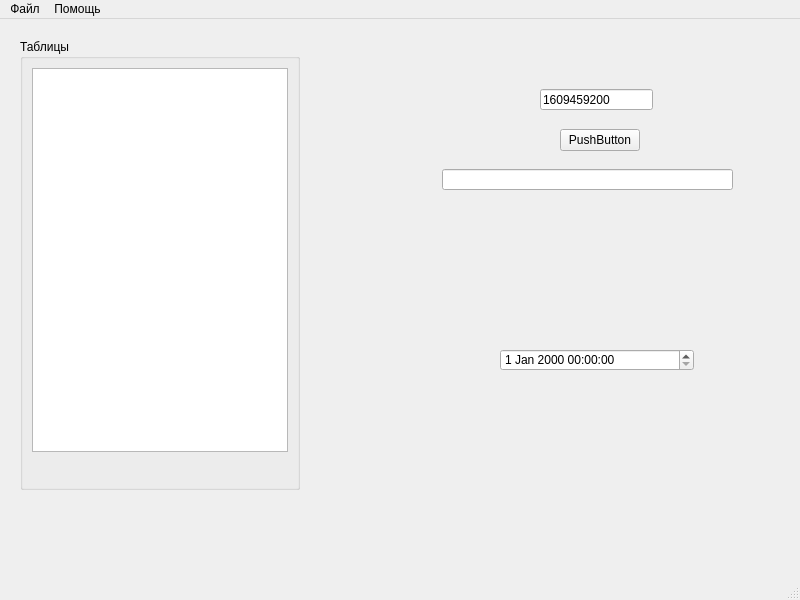
Above: MainWindow.ui from OwlProjects/D3Task_Goods before the change. Below: the same form after it.
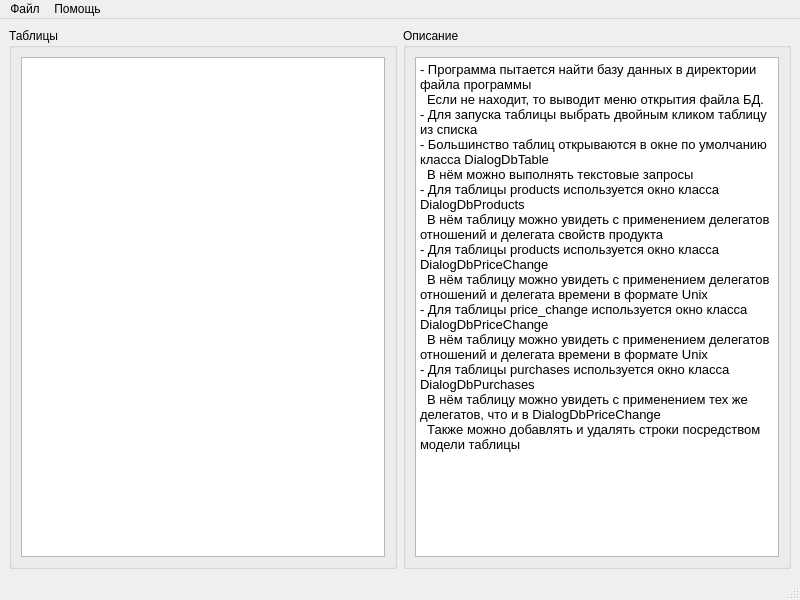
That is the form after the change.

Commit message: Отредактирована общая таблица, добавлены специальные таблицы и делегаты

The edit to the form file:
```diff
--- a/MainWindow.ui
+++ b/MainWindow.ui
@@ -14,15 +14,9 @@
    <string>MainWindow</string>
   </property>
   <widget class="QWidget" name="centralwidget">
+   <layout class="QHBoxLayout" name="horizontalLayout_2">
+    <item>
    <widget class="QGroupBox" name="groupBoxTables">
-    <property name="geometry">
-     <rect>
-      <x>20</x>
-      <y>20</y>
-      <width>280</width>
-      <height>451</height>
-     </rect>
-    </property>
     <property name="title">
      <string>Таблицы</string>
     </property>
@@ -30,64 +24,51 @@
      <item>
       <widget class="QListWidget" name="listWidget"/>
      </item>
-     <item>
-      <widget class="QWidget" name="widget" native="true">
-       <property name="minimumSize">
-        <size>
-         <width>0</width>
-         <height>20</height>
-        </size>
-       </property>
-      </widget>
-     </item>
-    </layout>
-   </widget>
-   <widget class="QLineEdit" name="lineEditRawTime">
-    <property name="geometry">
-     <rect>
-      <x>540</x>
-      <y>70</y>
-      <width>113</width>
-      <height>21</height>
-     </rect>
-    </property>
-    <property name="text">
-     <string>1609459200</string>
-    </property>
-   </widget>
-   <widget class="QLineEdit" name="lineEditTime">
-    <property name="geometry">
-     <rect>
-      <x>442</x>
-      <y>150</y>
-      <width>291</width>
-      <height>21</height>
-     </rect>
-    </property>
-   </widget>
-   <widget class="QPushButton" name="pushButtonGetTime">
-    <property name="geometry">
-     <rect>
-      <x>560</x>
-      <y>110</y>
-      <width>80</width>
-      <height>22</height>
-     </rect>
-    </property>
-    <property name="text">
-     <string>PushButton</string>
-    </property>
-   </widget>
-   <widget class="QDateTimeEdit" name="dateTimeEdit">
-    <property name="geometry">
-     <rect>
-      <x>500</x>
-      <y>330</y>
-      <width>194</width>
-      <height>22</height>
-     </rect>
-    </property>
-   </widget>
+      </layout>
+     </widget>
+    </item>
+    <item>
+     <widget class="QGroupBox" name="groupBoxDescription">
+      <property name="title">
+       <string>Описание</string>
+      </property>
+      <layout class="QHBoxLayout" name="horizontalLayout">
+       <item>
+        <widget class="QPlainTextEdit" name="plainTextEditDescription">
+         <property name="font">
+          <font>
+           <pointsize>10</pointsize>
+           <strikeout>false</strikeout>
+          </font>
+         </property>
+         <property name="documentTitle">
+          <string/>
+         </property>
+         <property name="readOnly">
+          <bool>true</bool>
+         </property>
+         <property name="plainText">
+          <string>- Программа пытается найти базу данных в директории файла программы 
+  Если не находит, то выводит меню открытия файла БД. 
+- Для запуска таблицы выбрать двойным кликом таблицу из списка
+- Большинство таблиц открываются в окне по умолчанию класса DialogDbTable
+  В нём можно выполнять текстовые запросы
+- Для таблицы products используется окно класса DialogDbProducts
+  В нём таблицу можно увидеть с применением делегатов отношений и делегата свойств продукта
+- Для таблицы products используется окно класса DialogDbPriceChange
+  В нём таблицу можно увидеть с применением делегатов отношений и делегата времени в формате Unix
+- Для таблицы price_change используется окно класса DialogDbPriceChange
+  В нём таблицу можно увидеть с применением делегатов отношений и делегата времени в формате Unix
+- Для таблицы purchases используется окно класса DialogDbPurchases
+  В нём таблицу можно увидеть с применением тех же делегатов, что и в DialogDbPriceChange
+  Также можно добавлять и удалять строки посредством модели таблицы</string>
+         </property>
+        </widget>
+       </item>
+      </layout>
+     </widget>
+    </item>
+   </layout>
   </widget>
   <widget class="QMenuBar" name="menubar">
    <property name="geometry">
```
Lines whose indentation alone changed are shown as unchanged. The commit also changes 13 other files.
